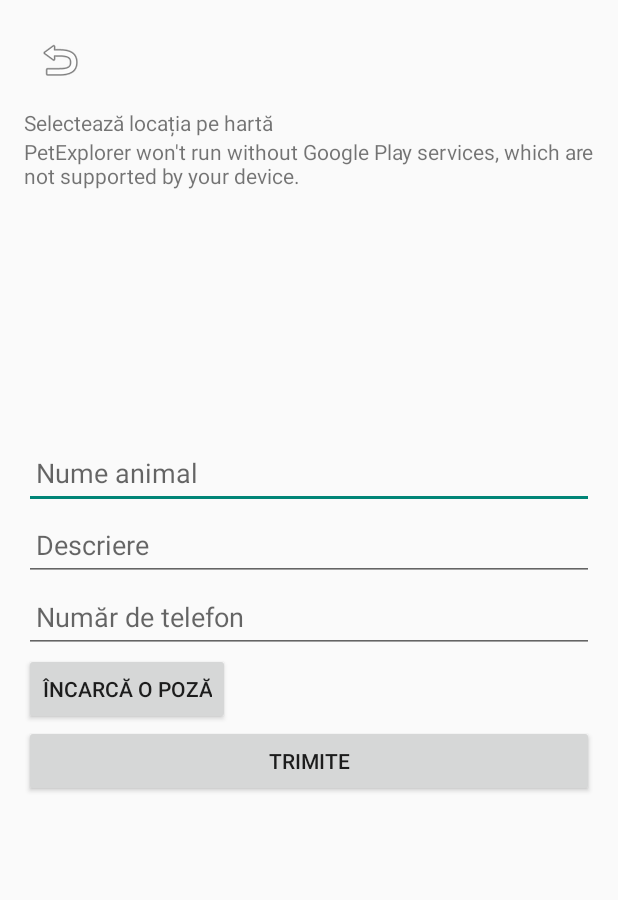
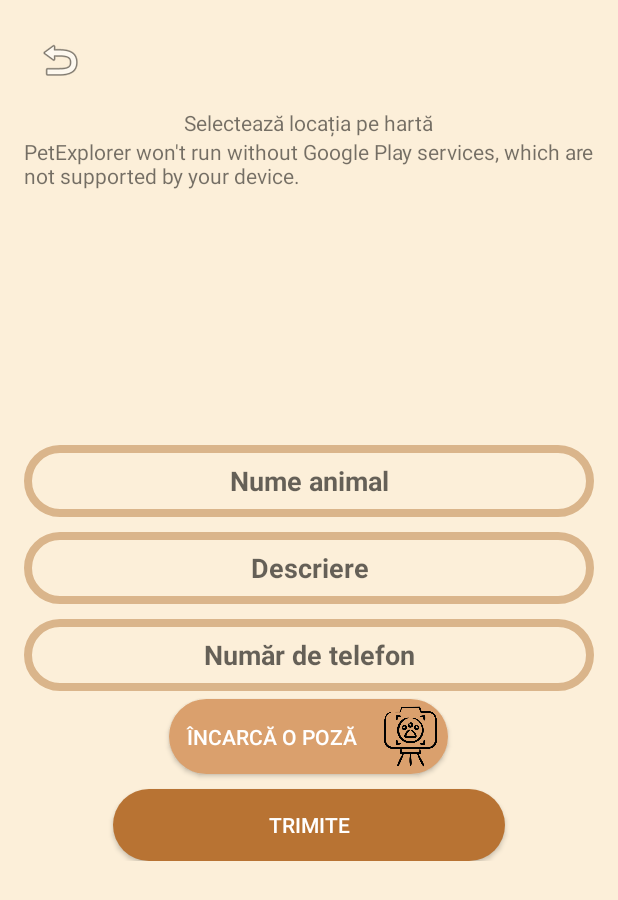
Before and after one commit to mariusvicol/PetExplorer, an Android app: the AddAnimalActivity screen opened directly, with no data from a screen before it, on a phone screen of 412 x 824 dp. Shown: the top 900 px of the screen. Run offline under Robolectric (Android 15) with nearby library versions, the phone set to English and light mode, and no system bars; pictures from the network do not load.

Commit message:
design pe fereastra de animal pierdut, afisare mesaj "Salut, NUME_UTILIZATOR" la deschiderea meniului principal

```diff
--- a/petexplorerclients/src/main/java/petexplorer/petexplorerclients/LoginActivity.java
+++ b/petexplorerclients/src/main/java/petexplorer/petexplorerclients/LoginActivity.java
@@ -53,6 +53,7 @@
                     prefs.edit()
                             .putInt("user_id", user.getId())
                             .putString("email", user.getEmail())
+                            .putString("full_name", user.getNume())
                             .apply();
 
                     Intent intent = new Intent(LoginActivity.this, MapsActivity.class);
--- /dev/null
+++ b/petexplorerclients/src/main/res/drawable/photo_scaled.xml
@@ -0,0 +1,7 @@
+<!-- res/drawable/photo_scaled.xml -->
+<layer-list xmlns:android="http://schemas.android.com/apk/res/android">
+    <item
+        android:width="50dp"
+        android:height="50dp"
+        android:drawable="@drawable/photography" />
+</layer-list>
--- a/petexplorerclients/src/main/res/layout/activity_add_animal.xml
+++ b/petexplorerclients/src/main/res/layout/activity_add_animal.xml
@@ -1,11 +1,14 @@
 <?xml version="1.0" encoding="utf-8"?>
 <ScrollView xmlns:android="http://schemas.android.com/apk/res/android"
-    android:layout_width="match_parent" android:layout_height="match_parent">
+    android:layout_width="match_parent" android:layout_height="match_parent"
+    android:background="@color/background_color">
+
     <LinearLayout
         android:layout_width="match_parent"
         android:layout_height="wrap_content"
         android:orientation="vertical"
-        android:padding="16dp">
+        android:padding="16dp"
+        android:gravity="center">
 
         <ImageButton
             android:id="@+id/btnBackToLostAnimals"
@@ -35,6 +38,10 @@
             android:layout_width="match_parent"
             android:layout_height="wrap_content"
             android:minHeight="48dp"
+            android:layout_marginTop="5dp"
+            android:background="@drawable/searchbar_custom"
+            android:textAlignment="center"
+            android:textStyle="bold"
             android:padding="8dp"
             android:inputType="textPersonName"
             android:autofillHints="name" />
@@ -42,8 +49,12 @@
         <EditText
             android:id="@+id/editDescriere"
             android:hint="Descriere"
+            android:layout_marginTop="10dp"
             android:layout_width="match_parent"
             android:layout_height="wrap_content"
+            android:background="@drawable/searchbar_custom"
+            android:textAlignment="center"
+            android:textStyle="bold"
             android:minHeight="48dp"
             android:padding="8dp"
             android:inputType="textMultiLine"
@@ -53,6 +64,10 @@
             android:id="@+id/editTelefon"
             android:hint="Număr de telefon"
             android:layout_width="match_parent"
+            android:layout_marginTop="10dp"
+            android:background="@drawable/searchbar_custom"
+            android:textAlignment="center"
+            android:textStyle="bold"
             android:layout_height="wrap_content"
             android:minHeight="48dp"
             android:padding="8dp"
@@ -61,15 +76,22 @@
 
         <Button
             android:id="@+id/btnUploadPhoto"
+            android:layout_width="186dp"
+            android:layout_height="wrap_content"
+            android:layout_marginTop="5dp"
+            android:background="@drawable/custom_button2"
+            android:drawableEnd="@drawable/photo_scaled"
             android:text="Încarcă o poză"
-            android:layout_width="wrap_content"
-            android:layout_height="wrap_content"/>
+            android:textColor="@color/white" />
 
         <Button
             android:id="@+id/btnSubmit"
+            android:layout_width="261dp"
+            android:layout_height="wrap_content"
+            android:layout_marginTop="10dp"
+            android:background="@drawable/custom_button"
             android:text="Trimite"
-            android:layout_width="match_parent"
-            android:layout_height="wrap_content"/>
+            android:textColor="@color/white" />
 
         <ImageView
             android:id="@+id/imagePreview"
--- a/petexplorerclients/src/main/res/layout/nav_header.xml
+++ b/petexplorerclients/src/main/res/layout/nav_header.xml
@@ -16,7 +16,7 @@
         android:id="@+id/nav_header_title"
         android:layout_width="wrap_content"
         android:layout_height="wrap_content"
-        android:text="Salut, utilizator!"
+        android:text="ERR_NOT_FOUND"
         android:textColor="@android:color/white"
         android:textSize="18sp" />
 </LinearLayout>
```
Also changed, not shown: petexplorerclients/src/main/java/petexplorer/petexplorerclients/AddAnimalActivity.java (+25 -1 lines), petexplorerclients/src/main/java/petexplorer/petexplorerclients/MapsActivity.java (+9 -0 lines), petexplorerclients/src/main/res/drawable/photography.png (added).
